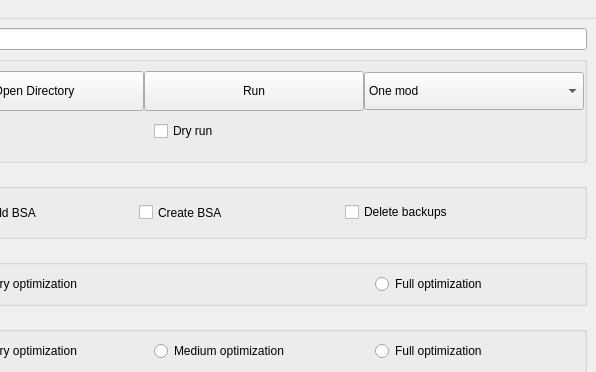
Old version of the form CAO_frontend/SkyrimSE.ui in the repository Guekka/cathedral-assets-optimizer; both pictures show x 88 to 684 and y 0 to 372 of the 684 by 779 pixel window.
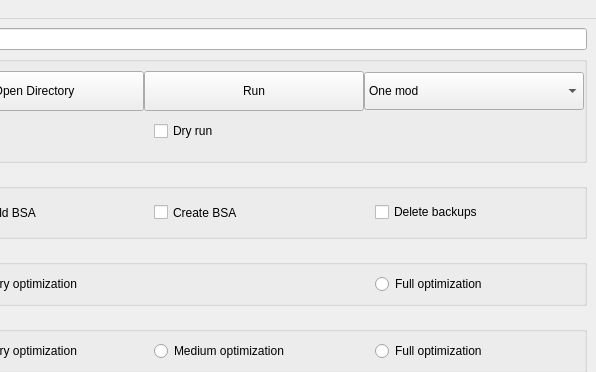
New version of the form.

What changed in the file:
```diff
--- a/CAO_frontend/SkyrimSE.ui
+++ b/CAO_frontend/SkyrimSE.ui
@@ -219,7 +219,7 @@
        <bool>true</bool>
       </property>
       <layout class="QGridLayout" name="gridLayout">
-       <item row="0" column="2">
+       <item row="0" column="2" alignment="Qt::AlignHCenter">
         <widget class="QCheckBox" name="createtBsaCheckbox">
          <property name="sizePolicy">
           <sizepolicy hsizetype="Fixed" vsizetype="Expanding">
@@ -244,7 +244,7 @@
          </property>
         </widget>
        </item>
-       <item row="0" column="1">
+       <item row="0" column="1" alignment="Qt::AlignLeft">
         <widget class="QCheckBox" name="extractBsaCheckbox">
          <property name="sizePolicy">
           <sizepolicy hsizetype="Fixed" vsizetype="Expanding">
@@ -269,8 +269,20 @@
          </property>
         </widget>
        </item>
-       <item row="0" column="3">
+       <item row="0" column="3" alignment="Qt::AlignRight">
         <widget class="QCheckBox" name="bsaDeleteBackupsCheckbox">
+         <property name="sizePolicy">
+          <sizepolicy hsizetype="Fixed" vsizetype="Fixed">
+           <horstretch>0</horstretch>
+           <verstretch>0</verstretch>
+          </sizepolicy>
+         </property>
+         <property name="minimumSize">
+          <size>
+           <width>200</width>
+           <height>0</height>
+          </size>
+         </property>
          <property name="cursor">
           <cursorShape>WhatsThisCursor</cursorShape>
          </property>
```
